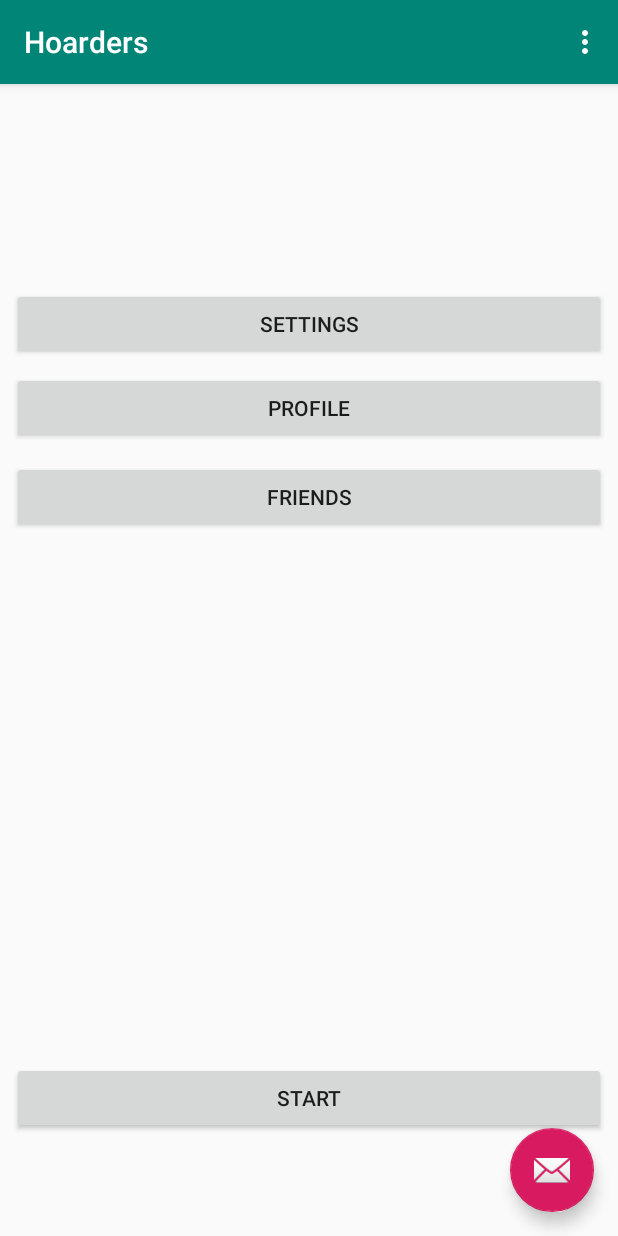
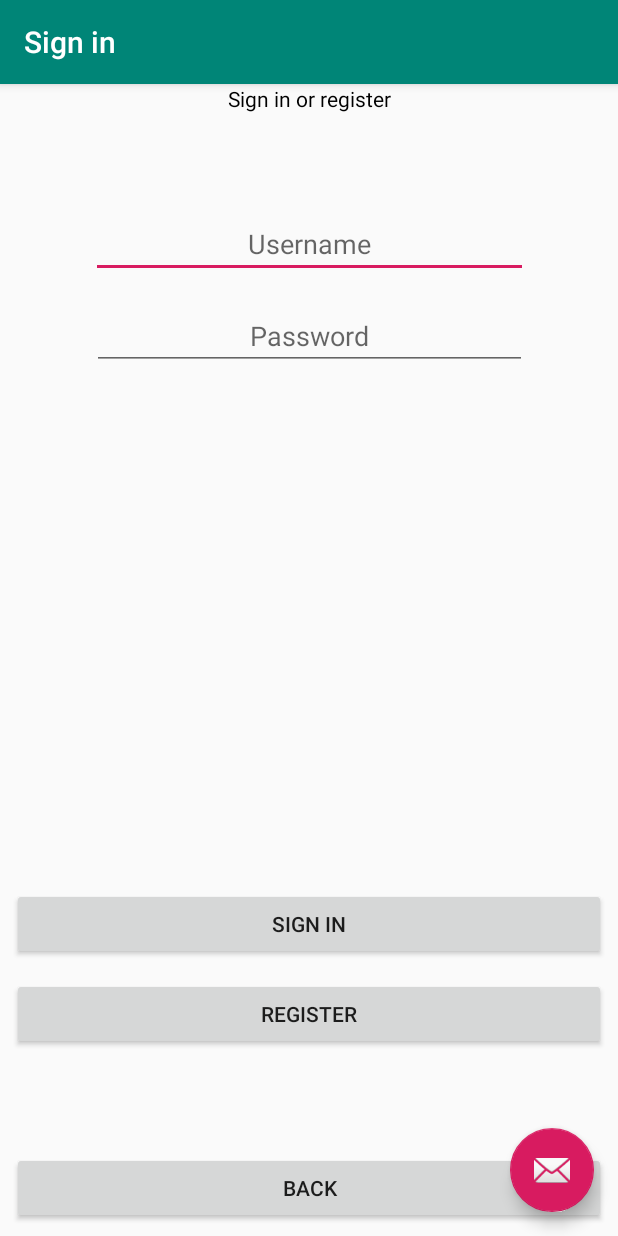
Before and after one commit to knoxaramav2/388Final, an Android app: the screen it shows after launch (MainActivity before the commit, LoginActivity after it), on a phone screen of 412 x 824 dp. Run offline under Robolectric (Android 15) with nearby library versions, the phone set to English and light mode, and no system bars; our stand-ins replace Firebase (no records; nobody signed in at launch, a user with empty details on screens opened directly), Room's generated code; 1 statement that could not run was skipped.

Commit message:
user auth

```diff
--- a/Hoarders/app/build.gradle
+++ b/Hoarders/app/build.gradle
@@ -40,4 +40,5 @@ dependencies {
     implementation 'com.google.firebase:firebase-auth:16.0.1'
     implementation 'com.google.firebase:firebase-functions:16.1.3'
 
+
 }
--- a/Hoarders/app/src/main/java/com/knx/mmi/hoarders/HttpFireBaseAsync.java
+++ b/Hoarders/app/src/main/java/com/knx/mmi/hoarders/HttpFireBaseAsync.java
@@ -11,9 +11,8 @@ import java.net.URL;
 public class HttpFireBaseAsync extends AsyncTask <String, Integer, String> {
 
     private ResultHandler resultHandler;
-    private
 
-    HttpFireBaseAsync(ResultHandler handler){
+    public HttpFireBaseAsync(ResultHandler handler){
         resultHandler = handler;
     }
 
--- /dev/null
+++ b/Hoarders/app/src/main/java/com/knx/mmi/hoarders/LoginActivity.java
@@ -0,0 +1,96 @@
+package com.knx.mmi.hoarders;
+
+import android.app.Activity;
+import android.arch.persistence.room.util.StringUtil;
+import android.content.Intent;
+import android.os.Bundle;
+import android.support.annotation.NonNull;
+import android.support.design.widget.FloatingActionButton;
+import android.support.design.widget.Snackbar;
+import android.support.v7.app.AppCompatActivity;
+import android.support.v7.widget.Toolbar;
+import android.util.Log;
+import android.view.View;
+import android.widget.EditText;
+import android.widget.TextView;
+import android.widget.Toast;
+
+import com.google.android.gms.tasks.OnCompleteListener;
+import com.google.android.gms.tasks.Task;
+import com.google.firebase.auth.AuthResult;
+import com.google.firebase.auth.FirebaseAuth;
+import com.google.firebase.auth.FirebaseUser;
+
+public class LoginActivity extends AppCompatActivity {
+
+    private FirebaseAuth mAuth;
+    private FirebaseUser mUser;
+
+    TextView userNameView;
+    TextView passwordView;
+
+    @Override
+    protected void onCreate(Bundle savedInstanceState) {
+        super.onCreate(savedInstanceState);
+        setContentView(R.layout.activity_login);
+        Toolbar toolbar = (Toolbar) findViewById(R.id.toolbar);
+        setSupportActionBar(toolbar);
+
+        userNameView = findViewById(R.id.usernameInput);
+        passwordView = findViewById(R.id.passwordInput);
+
+        mAuth = FirebaseAuth.getInstance();
+        mUser = mAuth.getCurrentUser();
+    }
+
+    public void onBackPress(View view){
+        Intent result = new Intent();
+        setResult(Activity.RESULT_CANCELED, result);
+        finish();
+    }
+
+    public void onSigninPress(View view){
+        Intent result = new Intent();
+        result.putExtra("ACTION", "LOGIN");
+        setResult(Activity.RESULT_OK, result);
+        finish();
+    }
+
+    public void onRegisterPress(View view){
+
+        String userName = userNameView.getText().toString();
+        String password = passwordView.getText().toString();
+
+        userName = "knoxarama@gmail.com";
+        password = "alphabob42";
+
+        if (userName == "" || password == ""){
+            return;
+        }
+
+        mAuth.createUserWithEmailAndPassword(userName, password)
+                .addOnCompleteListener(this, new OnCompleteListener<AuthResult>() {
+                    @Override
+                    public void onComplete(@NonNull Task<AuthResult> task) {
+                        if (task.isSuccessful()) {
+                            Log.i("DEBUG", "SUCCESS");
+                            mUser = mAuth.getCurrentUser();
+                        } else {
+                            Log.i("DEBUG", "FAILURE");
+                        }
+                    }
+                });
+
+        if (mUser == null){
+            Toast.makeText(this, "Registration failed", Toast.LENGTH_LONG).show();
+        }
+
+        Toast.makeText(this, "Registered" + mUser.getEmail(), Toast.LENGTH_LONG).show();
+
+        //Intent result = new Intent();
+        //result.putExtra("ACTION", "REGISTER");
+        //setResult(Activity.RESULT_OK, result);
+        //finish();
+    }
+
+}
--- a/Hoarders/app/src/main/java/com/knx/mmi/hoarders/MainActivity.java
+++ b/Hoarders/app/src/main/java/com/knx/mmi/hoarders/MainActivity.java
@@ -2,20 +2,50 @@ package com.knx.mmi.hoarders;
 
 import android.arch.persistence.room.Room;
 import android.content.Intent;
+import android.nfc.Tag;
 import android.os.Bundle;
 import android.os.Handler;
+import android.support.annotation.NonNull;
 import android.support.design.widget.FloatingActionButton;
 import android.support.design.widget.Snackbar;
 import android.support.v7.app.AppCompatActivity;
 import android.support.v7.widget.Toolbar;
+import android.util.Log;
 import android.view.View;
 import android.view.Menu;
 import android.view.MenuItem;
 import android.widget.Toast;
 
-public class MainActivity extends AppCompatActivity  {
+import com.google.android.gms.tasks.Continuation;
+import com.google.android.gms.tasks.OnCompleteListener;
+import com.google.android.gms.tasks.OnFailureListener;
+import com.google.android.gms.tasks.OnSuccessListener;
+import com.google.android.gms.tasks.Task;
+import com.google.firebase.FirebaseException;
+import com.google.firebase.auth.FirebaseAuth;
+import com.google.firebase.auth.FirebaseUser;
+import com.google.firebase.functions.FirebaseFunctions;
+import com.google.firebase.functions.FirebaseFunctionsException;
+import com.google.firebase.functions.HttpsCallableResult;
+
+import org.json.JSONArray;
+import org.json.JSONException;
+import org.json.JSONObject;
+
+import java.util.HashMap;
+import java.util.Map;
+
+public class MainActivity extends AppCompatActivity implements HttpFireBaseAsync.ResultHandler {
 
     private GameDB gameDB;
+    private HttpFireBaseAsync httpFireBaseAsync;
+    private FirebaseFunctions mFunctions;
+    private FirebaseAuth mAuth;
+    private FirebaseUser mUser;
+
+    private final int ACTIVITY_LOGIN = 1;
+    private final int ACTIVITY_PLAY = 2;
+    private final int ACTIVITY_SETTINGS = 3;
 
     @Override
     protected void onCreate(Bundle savedInstanceState) {
@@ -23,6 +53,10 @@ public class MainActivity extends AppCompatActivity  {
         setContentView(R.layout.activity_main);
         Toolbar toolbar = (Toolbar) findViewById(R.id.toolbar);
         setSupportActionBar(toolbar);
+
+        httpFireBaseAsync = new HttpFireBaseAsync(this);
+        mFunctions = FirebaseFunctions.getInstance();
+        mAuth = FirebaseAuth.getInstance();
 
         FloatingActionButton fab = (FloatingActionButton) findViewById(R.id.fab);
         fab.setOnClickListener(new View.OnClickListener() {
@@ -37,6 +71,52 @@ public class MainActivity extends AppCompatActivity  {
             .fallbackToDestructiveMigration()
             .build();
     }
+
+    @Override
+    protected void onStart(){
+        super.onStart();
+
+        FirebaseUser user = mAuth.getCurrentUser();
+
+        if (user == null){
+            Intent loginIntent = new Intent(this, LoginActivity.class);
+            startActivityForResult(loginIntent, ACTIVITY_LOGIN);
+        }
+    }
+
+    @Override
+    protected void onDestroy(){
+        super.onDestroy();
+
+        mAuth.signOut();
+    }
+
+
+    @Override
+    public void onActivityResult(int requestCode, int resultCode, Intent data){
+        super.onActivityResult(requestCode, resultCode, data);
+
+        switch(requestCode){
+            case ACTIVITY_LOGIN:
+                if (resultCode == RESULT_CANCELED){
+                    return;
+                }
+
+                mUser = mAuth.getCurrentUser();
+
+                if (mUser == null){
+                    Toast.makeText(this, "Login/Register failed", Toast.LENGTH_LONG);
+                    Log.i("DEBUG", "Login/Register failed");
+                    return;
+                }
+
+                Toast.makeText(this, "Login/Register " + mUser.getDisplayName(), Toast.LENGTH_LONG);
+                Log.i("DEBUG", "Login/Register " + mUser.getDisplayName());
+
+                break;
+        }
+    }
+
 
     @Override
     public boolean onCreateOptionsMenu(Menu menu) {
@@ -67,4 +147,31 @@ public class MainActivity extends AppCompatActivity  {
 
 
     }
+
+    public void onTheButtonClick(View view){
+        HttpFireBaseAsync httpFireBaseAsync = new HttpFireBaseAsync(this);
+        httpFireBaseAsync.execute("https://us-central1-final-2532b.cloudfunctions.net/testFunction2");
+    }
+
+    public void handleHttpResult(String result){
+
+        String jres = "ERR";
+
+        try{
+            JSONObject job = new JSONObject(result);
+            jres = job.getString("val");
+        } catch (JSONException e){
+            e.printStackTrace();
+        }
+
+        Toast.makeText(this, ">> " + jres, Toast.LENGTH_LONG).show();
+    }
+
+    public void onLogOutPressed(View view){
+        mAuth.signOut();
+
+        Intent loginIntent = new Intent(this, LoginActivity.class);
+        startActivityForResult(loginIntent, ACTIVITY_LOGIN);
+    }
+
 }
--- /dev/null
+++ b/Hoarders/app/src/main/res/layout/activity_login.xml
@@ -0,0 +1,33 @@
+<?xml version="1.0" encoding="utf-8"?>
+<android.support.design.widget.CoordinatorLayout xmlns:android="http://schemas.android.com/apk/res/android"
+    xmlns:app="http://schemas.android.com/apk/res-auto"
+    xmlns:tools="http://schemas.android.com/tools"
+    android:layout_width="match_parent"
+    android:layout_height="match_parent"
+    tools:context=".LoginActivity">
+
+    <android.support.design.widget.AppBarLayout
+        android:layout_width="match_parent"
+        android:layout_height="wrap_content"
+        android:theme="@style/AppTheme.AppBarOverlay">
+
+        <android.support.v7.widget.Toolbar
+            android:id="@+id/toolbar"
+            android:layout_width="match_parent"
+            android:layout_height="?attr/actionBarSize"
+            android:background="?attr/colorPrimary"
+            app:popupTheme="@style/AppTheme.PopupOverlay" />
+
+    </android.support.design.widget.AppBarLayout>
+
+    <include layout="@layout/content_login" />
+
+    <android.support.design.widget.FloatingActionButton
+        android:id="@+id/fab"
+        android:layout_width="wrap_content"
+        android:layout_height="wrap_content"
+        android:layout_gravity="bottom|end"
+        android:layout_margin="@dimen/fab_margin"
+        app:srcCompat="@android:drawable/ic_dialog_email" />
+
+</android.support.design.widget.CoordinatorLayout>
--- /dev/null
+++ b/Hoarders/app/src/main/res/layout/content_login.xml
@@ -0,0 +1,97 @@
+<?xml version="1.0" encoding="utf-8"?>
+<android.support.constraint.ConstraintLayout xmlns:android="http://schemas.android.com/apk/res/android"
+    xmlns:app="http://schemas.android.com/apk/res-auto"
+    xmlns:tools="http://schemas.android.com/tools"
+    android:layout_width="match_parent"
+    android:layout_height="match_parent"
+    app:layout_behavior="@string/appbar_scrolling_view_behavior"
+    tools:context=".LoginActivity"
+    tools:showIn="@layout/activity_login">
+
+    <TextView
+        android:id="@+id/textView"
+        android:layout_width="0dp"
+        android:layout_height="match_parent"
+        android:layout_weight="1"
+        android:text="@string/action_sign_in"
+        android:textAlignment="center"
+        android:textColor="@color/common_google_signin_btn_text_dark_focused"
+        app:layout_constraintEnd_toEndOf="parent"
+        app:layout_constraintHorizontal_bias="0.0"
+        app:layout_constraintStart_toStartOf="parent"
+        app:layout_constraintTop_toTopOf="parent" />
+
+    <EditText
+        android:id="@+id/usernameInput"
+        android:layout_width="291dp"
+        android:layout_height="wrap_content"
+        android:layout_marginStart="8dp"
+        android:layout_marginTop="84dp"
+        android:layout_marginEnd="8dp"
+        android:ems="10"
+        android:inputType="textPersonName"
+        android:textAlignment="center"
+        android:hint="@string/title_field_username"
+        app:layout_constraintEnd_toEndOf="parent"
+        app:layout_constraintStart_toStartOf="parent"
+        app:layout_constraintTop_toTopOf="@+id/textView"
+        android:autofillHints="" />
+
+    <EditText
+        android:id="@+id/passwordInput"
+        android:layout_width="290dp"
+        android:layout_height="wrap_content"
+        android:layout_marginStart="8dp"
+        android:layout_marginTop="16dp"
+        android:layout_marginEnd="8dp"
+        android:ems="10"
+        android:hint="@string/title_field_password"
+        android:inputType="textPassword"
+        android:textAlignment="center"
+        app:layout_constraintEnd_toEndOf="parent"
+        app:layout_constraintStart_toStartOf="parent"
+        app:layout_constraintTop_toBottomOf="@+id/usernameInput"
+        android:autofillHints="" />
+
+    <Button
+        android:id="@+id/buttonBack"
+        android:layout_width="0dp"
+        android:layout_height="wrap_content"
+        android:layout_marginStart="8dp"
+        android:layout_marginEnd="8dp"
+        android:layout_marginBottom="8dp"
+        android:onClick="onBackPress"
+        android:text="@string/action_back"
+        app:layout_constraintBottom_toBottomOf="parent"
+        app:layout_constraintEnd_toEndOf="parent"
+        app:layout_constraintStart_toStartOf="parent" />
+
+    <Button
+        android:id="@+id/buttonSignIn"
+        android:layout_width="0dp"
+        android:layout_height="wrap_content"
+        android:layout_marginStart="8dp"
+        android:layout_marginEnd="8dp"
+        android:layout_marginBottom="12dp"
+        android:onClick="onSigninPress"
+        android:text="@string/action_sign_in_short"
+        app:layout_constraintBottom_toTopOf="@+id/buttonRegister"
+        app:layout_constraintEnd_toEndOf="parent"
+        app:layout_constraintHorizontal_bias="0.0"
+        app:layout_constraintStart_toStartOf="parent" />
+
+    <Button
+        android:id="@+id/buttonRegister"
+        android:layout_width="0dp"
+        android:layout_height="wrap_content"
+        android:layout_marginStart="8dp"
+        android:layout_marginEnd="8dp"
+        android:layout_marginBottom="68dp"
+        android:onClick="onRegisterPress"
+        android:text="@string/action_register"
+        app:layout_constraintBottom_toTopOf="@+id/buttonBack"
+        app:layout_constraintEnd_toEndOf="parent"
+        app:layout_constraintHorizontal_bias="0.0"
+        app:layout_constraintStart_toStartOf="parent" />
+
+</android.support.constraint.ConstraintLayout>
--- a/Hoarders/app/src/main/res/values/strings.xml
+++ b/Hoarders/app/src/main/res/values/strings.xml
@@ -9,10 +9,29 @@
     <string name="action_friends">Friends</string>
     <string name="title_activity_maps">Map</string>
     <string name="title_activity_game">GameActivity</string>
-    <string name="tab_text_1">Tab 1</string>
-    <string name="tab_text_2">Tab 2</string>
-    <string name="tab_text_3">Tab 3</string>
+    <string name="tab_text_1">Hoarders\' Map</string>
+    <string name="tab_text_2">Your Resources</string>
+    <string name="tab_text_3">Settings</string>
     <string name="section_format">Hello World from section: %1$d</string>
     <string name="title_activity_map_game">Map</string>
+    <string name="test_button">The Button</string>
+    <string name="title_activity_login">Sign in</string>
+    <!-- Strings related to login -->
+    <string name="prompt_email">Email</string>
+    <string name="prompt_password">Password (optional)</string>
+    <string name="action_sign_in">Sign in or register</string>
+    <string name="action_register">Register</string>
+    <string name="action_sign_in_short">Sign in</string>
+    <string name="action_back">Back</string>
+    <string name="action_logout">Logout</string>
+    <string name="error_invalid_email">This email address is invalid</string>
+    <string name="error_invalid_password">This password is too short</string>
+    <string name="error_incorrect_password">This password is incorrect</string>
+    <string name="error_field_required">This field is required</string>
+    <string name="permission_rationale">"Contacts permissions are needed for providing email
+        completions."
+    </string>
+    <string name="title_field_username">Username</string>
+    <string name="title_field_password">Password</string>
 
 </resources>
```
Also changed, not shown: Hoarders/app/src/main/AndroidManifest.xml (+10 -1 lines), Hoarders/app/src/main/java/com/knx/mmi/hoarders/MapFragment.java (+6 -4 lines), Hoarders/app/src/main/res/layout/content_main.xml (+37 -8 lines), Hoarders/app/src/main/res/drawable/gold.jpg (added), 1 other file.
